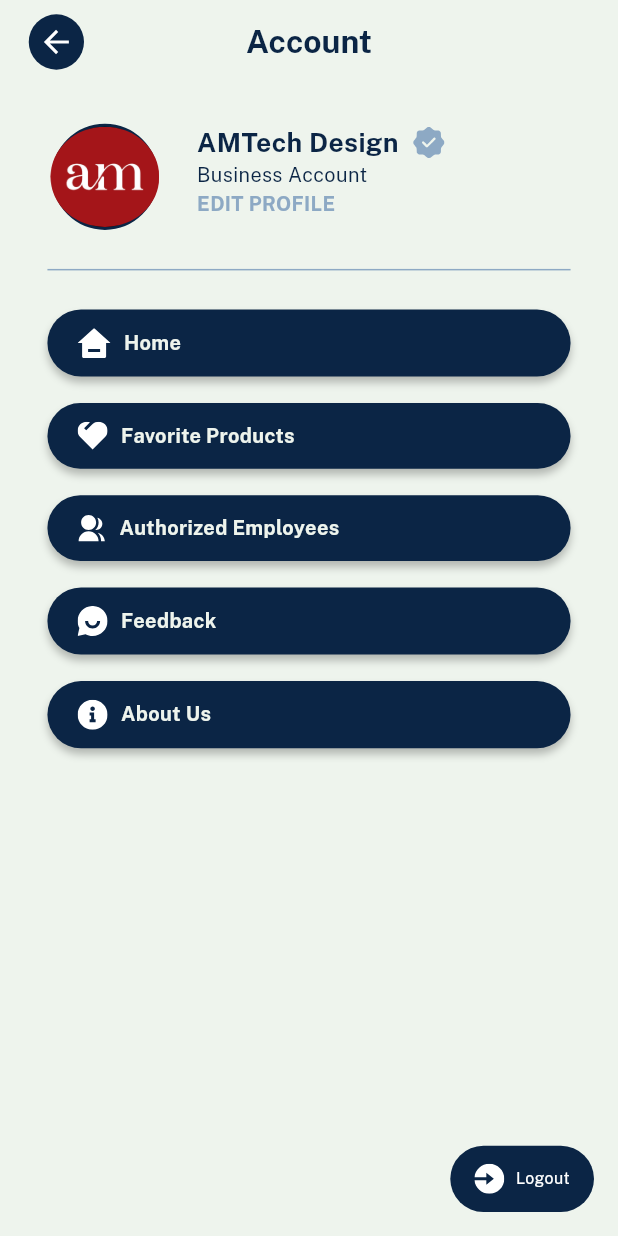
After one commit to Vatsal1607/amtech_design, a Flutter app: the ProfilePage screen opened directly, on a phone screen of 412 x 824 dp. The commit adds this screen. Run offline on Flutter 3.47's test engine with Material 3 defaults, Android fonts, the phone set to English and light mode, and no system bars; our stand-ins replace dio, dropdown_button2, flutter_screenutil, flutter_svg, google_fonts, image_picker and 6 more; accounts and stored records are empty; generated files the repository leaves out were written again; network calls fail; project files that could hold a hidden picture were left out.

Commit message:
started work on profile page

```diff
--- a/lib/core/utils/strings.dart
+++ b/lib/core/utils/strings.dart
@@ -48,6 +48,13 @@ class IconStrings {
   static const bill = '${BaseIconPath.basePath}bill.svg';
   static const selectBusiness = '${BaseIconPath.basePath}select_business.svg';
   static const otpVerified = '${BaseIconPath.basePath}otp_verifed.svg';
+  static const verifiedUser = '${BaseIconPath.basePath}verified_user.svg';
+  static const home = '${BaseIconPath.basePath}home.svg';
+  static const favorite = '${BaseIconPath.basePath}favorite.svg';
+  static const authorizedEmp = '${BaseIconPath.basePath}authorized_emp.svg';
+  static const feedback = '${BaseIconPath.basePath}feedback.svg';
+  static const aboutUs = '${BaseIconPath.basePath}about_us.svg';
+  static const logout = '${BaseIconPath.basePath}logout.svg';
 }
 
 class ImageStrings {
--- a/lib/main.dart
+++ b/lib/main.dart
@@ -1,5 +1,6 @@
 import 'package:amtech_design/core/utils/app_colors.dart';
 import 'package:amtech_design/modules/auth/login/login_provider.dart';
+import 'package:amtech_design/modules/menu/menu_page.dart';
 import 'package:amtech_design/modules/product_page/product_details_provider.dart';
 import 'package:amtech_design/modules/welcome/welcome_provider.dart';
 import 'package:amtech_design/services/local/shared_preferences_service.dart';
@@ -54,9 +55,9 @@ class MyApp extends StatelessWidget {
               ),
             ),
           ),
-          // home: VerifySuccess(), //! temp route for dev, change to routes
-          initialRoute: Routes.initial,
-          routes: Routes.routes,
+          home: MenuPage(), //! temp route for dev, change to routes
+          // initialRoute: Routes.initial,
+          // routes: Routes.routes,
         ),
       ),
     );
--- a/lib/modules/auth/business_register/register_page.dart
+++ b/lib/modules/auth/business_register/register_page.dart
@@ -47,7 +47,7 @@ class RegisterPage extends StatelessWidget {
           Positioned.fill(
             child: Padding(
               padding: EdgeInsets.only(
-                top: 120.0,
+                top: 60.0,
                 left: 34.w,
                 right: 34.w,
               ),
@@ -57,6 +57,8 @@ class RegisterPage extends StatelessWidget {
                       key: provider.personalFormKey,
                       child: SingleChildScrollView(
                         // physics: const ClampingScrollPhysics(),
+                        child: Padding(
+                          padding: EdgeInsets.only(top: 30.h),
                           child: Column(
                             crossAxisAlignment: CrossAxisAlignment.start,
                             children: [
@@ -162,6 +164,7 @@ class RegisterPage extends StatelessWidget {
                             ],
                           ),
                         ),
+                      ),
                     )
                   :
                   //! Business register column
@@ -169,6 +172,8 @@ class RegisterPage extends StatelessWidget {
                       // physics: const ClampingScrollPhysics(),
                       child: Form(
                         key: provider.businessFormKey,
+                        child: Padding(
+                          padding: EdgeInsets.only(top: 40.h),
                           child: Column(
                             crossAxisAlignment: CrossAxisAlignment.start,
                             children: [
@@ -469,8 +474,9 @@ class RegisterPage extends StatelessWidget {
                                 },
                                 title: 'Upload GST Document',
                               ),
-                            SizedBox(height: 50.h), //* bottom space business
+                              SizedBox(height: 150.h), //* bottom space business
                             ],
+                          ),
                         ),
                       ),
                     ),
--- a/lib/modules/auth/business_selection/business_selection_page.dart
+++ b/lib/modules/auth/business_selection/business_selection_page.dart
@@ -8,7 +8,6 @@ import '../../../core/utils/app_colors.dart';
 import '../../../core/utils/constants/shared_prefs_keys.dart';
 import '../../../core/utils/strings.dart';
 import '../../../custom_widgets/custom_button.dart';
-import '../../../custom_widgets/svg_icon.dart';
 import '../../../routes.dart';
 import '../../../services/local/shared_preferences_service.dart';
 import 'business_dropdown.dart';
@@ -36,7 +35,7 @@ class BusinessSelectionPage extends StatelessWidget {
           Positioned.fill(
             child: Padding(
               padding: EdgeInsets.only(
-                top: 150.0,
+                top: 130.h,
                 left: 34.w,
                 right: 34.w,
               ),
--- a/lib/modules/auth/location_selection/location_selection_page.dart
+++ b/lib/modules/auth/location_selection/location_selection_page.dart
@@ -1,5 +1,3 @@
-import 'dart:developer';
-
 import 'package:amtech_design/core/utils/app_colors.dart';
 import 'package:amtech_design/core/utils/constants/shared_prefs_keys.dart';
 import 'package:amtech_design/core/utils/strings.dart';
@@ -62,7 +60,7 @@ class LocationSelectionPage extends StatelessWidget {
           Positioned.fill(
             child: Padding(
               padding: EdgeInsets.only(
-                top: 150.0,
+                top: 130.h,
                 left: 34.w,
                 right: 34.w,
               ),
--- a/lib/modules/menu/menu_page.dart
+++ b/lib/modules/menu/menu_page.dart
@@ -7,6 +7,7 @@ import 'package:amtech_design/modules/menu/widgets/divider_label.dart';
 import 'package:amtech_design/modules/menu/widgets/pinned_header.dart';
 import 'package:amtech_design/modules/menu/widgets/product_widget.dart';
 import 'package:amtech_design/modules/product_page/product_details_page.dart';
+import 'package:amtech_design/modules/profile/profile_page.dart';
 import 'package:flutter/material.dart';
 import 'package:flutter_screenutil/flutter_screenutil.dart';
 import 'package:google_fonts/google_fonts.dart';
@@ -191,7 +192,12 @@ class MenuPage extends StatelessWidget {
                       mainAxisAlignment: MainAxisAlignment.spaceBetween,
                       children: [
                         //! leading icon
-                        Container(
+                        GestureDetector(
+                          onTap: () {
+                            // Navigator.pushNamed(context, Routes.profile);
+                            Navigator.push(context, MaterialPageRoute(builder: (context) => ProfilePage(),));
+                          },
+                          child: Container(
                             height: 48.h,
                             width: 48.w,
                             decoration: BoxDecoration(
@@ -207,6 +213,7 @@ class MenuPage extends StatelessWidget {
                               child: Image.asset(
                                 ImageStrings.logo,
                                 fit: BoxFit.cover,
+                              ),
                             ),
                           ),
                         ),
--- /dev/null
+++ b/lib/modules/profile/profile_page.dart
@@ -0,0 +1,177 @@
+import 'package:amtech_design/core/utils/strings.dart';
+import 'package:amtech_design/custom_widgets/appbar/custom_appbar.dart';
+import 'package:amtech_design/custom_widgets/svg_icon.dart';
+import 'package:amtech_design/modules/profile/widgets/profile_tile.dart';
+import 'package:flutter/material.dart';
+import 'package:flutter_screenutil/flutter_screenutil.dart';
+import 'package:google_fonts/google_fonts.dart';
+import '../../core/utils/app_colors.dart';
+
+class ProfilePage extends StatelessWidget {
+  const ProfilePage({super.key});
+
+  @override
+  Widget build(BuildContext context) {
+    return Scaffold(
+      backgroundColor: AppColors.seaShell,
+      appBar: AppBar(
+        backgroundColor: AppColors.seaShell,
+        leading: Container(
+          height: 48.h,
+          width: 48.w,
+          margin: EdgeInsets.only(left: 20.w),
+          decoration: const BoxDecoration(
+            shape: BoxShape.circle,
+            color: AppColors.primaryColor,
+          ),
+          child: SvgIcon(icon: IconStrings.arrowBack),
+        ),
+        title: Text(
+          'Account',
+          style: GoogleFonts.publicSans(
+            fontSize: 24.sp,
+            fontWeight: FontWeight.w700,
+            color: AppColors.primaryColor,
+          ),
+        ),
+        centerTitle: true,
+      ),
+      floatingActionButton: Container(
+            height: 50.h,
+            width: 100.w,
+            decoration: BoxDecoration(
+              color: AppColors.primaryColor,
+
+              borderRadius: BorderRadius.circular(30.r),
+            ),
+            child: Row(
+              mainAxisAlignment: MainAxisAlignment.center,
+              children: [
+                SvgIcon(
+                  icon:
+                       IconStrings.logout,
+                ),
+                SizedBox(width: 8.w),
+                Text(
+                   'Logout',
+                  style: GoogleFonts.publicSans(
+                    color: AppColors.white,
+                    fontSize: 12.sp,
+                  ),
+                ),
+              ],
+            ),
+          ),
+      body: Column(
+        children: [
+          Padding(
+            padding: EdgeInsets.only(left: 33.w, right: 33.w, top: 30.h),
+            child: Row(
+              crossAxisAlignment: CrossAxisAlignment.start,
+              children: [
+                Container(
+                  height: 80.h,
+                  width: 80.w,
+                  decoration: BoxDecoration(
+                    // boxShadow: kDropShadow,
+                    color: Colors.black,
+                    shape: BoxShape.circle,
+                    border: Border.all(
+                      color: AppColors.primaryColor,
+                      width: 2.0,
+                    ),
+                  ),
+                  child: ClipOval(
+                    child: Image.asset(
+                      ImageStrings.logo,
+                      fit: BoxFit.cover,
+                    ),
+                  ),
+                ),
+                SizedBox(width: 24.w),
+                Column(
+                  crossAxisAlignment: CrossAxisAlignment.start,
+                  children: [
+                    Row(
+                      children: [
+                        Text(
+                          'AMTech Design',
+                          style: GoogleFonts.publicSans(
+                            fontSize: 20.sp,
+                            fontWeight: FontWeight.w700,
+                            color: AppColors.primaryColor,
+                          ),
+                        ),
+                        SizedBox(width: 10.w),
+                        SvgIcon(
+                          icon: IconStrings.verifiedUser,
+                          color: AppColors.disabledColor,
+                        ),
+                      ],
+                    ),
+                    Text(
+                      'Business Account',
+                      style: GoogleFonts.publicSans(
+                        color: AppColors.primaryColor,
+                        fontWeight: FontWeight.w400,
+                        fontSize: 15.sp,
+                      ),
+                    ),
+                    Text(
+                      'EDIT PROFILE',
+                      style: GoogleFonts.publicSans(
+                        fontSize: 15.sp,
+                        fontWeight: FontWeight.w700,
+                        color: AppColors.disabledColor,
+                      ),
+                    )
+                  ],
+                )
+              ],
+            ),
+          ),
+          SizedBox(height: 29.h),
+          Divider(
+            height: 2.h,
+            indent: 33.w,
+            endIndent: 33.w,
+            color: AppColors.disabledColor,
+          ),
+          SizedBox(height: 29.h),
+          Padding(
+            padding: EdgeInsets.symmetric(horizontal: 33.w),
+            child: Column(
+              children: [
+                ProfileTile(
+                  title: 'Home',
+                  icon: IconStrings.home,
+                ),
+                SizedBox(height: 20.h),
+                ProfileTile(
+                  title: 'Favorite Products',
+                  icon: IconStrings.favorite,
+                ),
+                SizedBox(height: 20.h),
+                ProfileTile(
+                  title: 'Authorized Employees',
+                  icon: IconStrings.authorizedEmp,
+                ),
+                SizedBox(height: 20.h),
+                ProfileTile(
+                  title: 'Feedback',
+                  icon: IconStrings.feedback,
+                ),
+                SizedBox(height: 20.h),
+                ProfileTile(
+                  title: 'About Us',
+                  icon: IconStrings.aboutUs,
+                ),
+                SizedBox(height: 20.h),
+              ],
+            ),
+          ),
+        ],
+      ),
+    );
+  }
+}
--- /dev/null
+++ b/lib/modules/profile/widgets/profile_tile.dart
@@ -0,0 +1,42 @@
+import 'package:flutter/material.dart';
+import 'package:flutter_screenutil/flutter_screenutil.dart';
+import 'package:google_fonts/google_fonts.dart';
+import '../../../core/utils/app_colors.dart';
+import '../../../core/utils/constant.dart';
+import '../../../core/utils/strings.dart';
+import '../../../custom_widgets/svg_icon.dart';
+
+class ProfileTile extends StatelessWidget {
+  final String title;
+  final String icon;
+
+  const ProfileTile({
+    super.key,required this.title,required this.icon,
+  });
+
+  @override
+  Widget build(BuildContext context) {
+    return Container(
+      padding: EdgeInsets.symmetric(horizontal: 21.w, vertical: 14.h),
+      decoration: BoxDecoration(
+        boxShadow: kDropShadow,
+        borderRadius: BorderRadius.circular(30.r),
+        color: AppColors.primaryColor,
+      ),
+      child: Row(
+        children: [
+          SvgIcon(icon: icon),
+          SizedBox(width: 10.h),
+          Text(
+            title,
+            style: GoogleFonts.publicSans(
+              fontSize: 15.sp,
+              fontWeight: FontWeight.w700,
+              color: AppColors.seaShell,
+            ),
+          )
+        ],
+      ),
+    );
+  }
+}
--- a/lib/routes.dart
+++ b/lib/routes.dart
@@ -12,6 +12,7 @@ import 'modules/auth/business_register/register_page.dart';
 import 'modules/auth/business_selection/business_selection_page.dart';
 import 'modules/auth/otp/widgets/verify_success.dart';
 import 'modules/product_page/product_details_page.dart';
+import 'modules/profile/profile_page.dart';
 
 class Routes {
   static const String initial = '/';
@@ -26,6 +27,7 @@ class Routes {
   static const String otp = '/otp';
   static const String register = '/register';
   static const String verifySuccess = '/verifySuccess';
+  static const String profile = '/profile';
 
   static final Map<String, WidgetBuilder> routes = {
     initial: (context) => const SplashPage(),
@@ -40,5 +42,7 @@ class Routes {
     otp: (context) => const OtpPage(),
     register: (context) => const RegisterPage(),
     verifySuccess: (context) => const VerifySuccess(),
+    profile: (context) => const ProfilePage(),
+
   };
 }
```
Also changed, not shown: assets/icons/about_us.svg (added), assets/icons/authorized_emp.svg (added), assets/icons/favorite.svg (added), assets/icons/feedback.svg (added), assets/icons/home.svg (added), assets/icons/logout.svg (added), assets/icons/verified_user.svg (added), lib/modules/profile/profile_provider.dart (added). Lines whose indentation alone changed are shown as unchanged.
